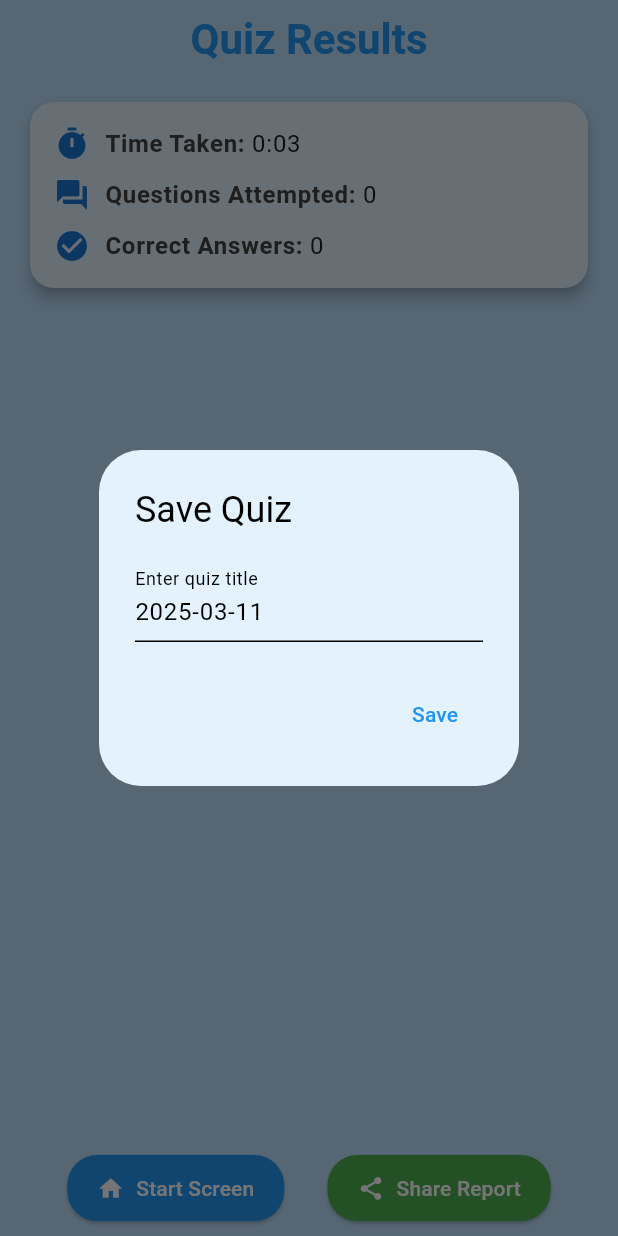
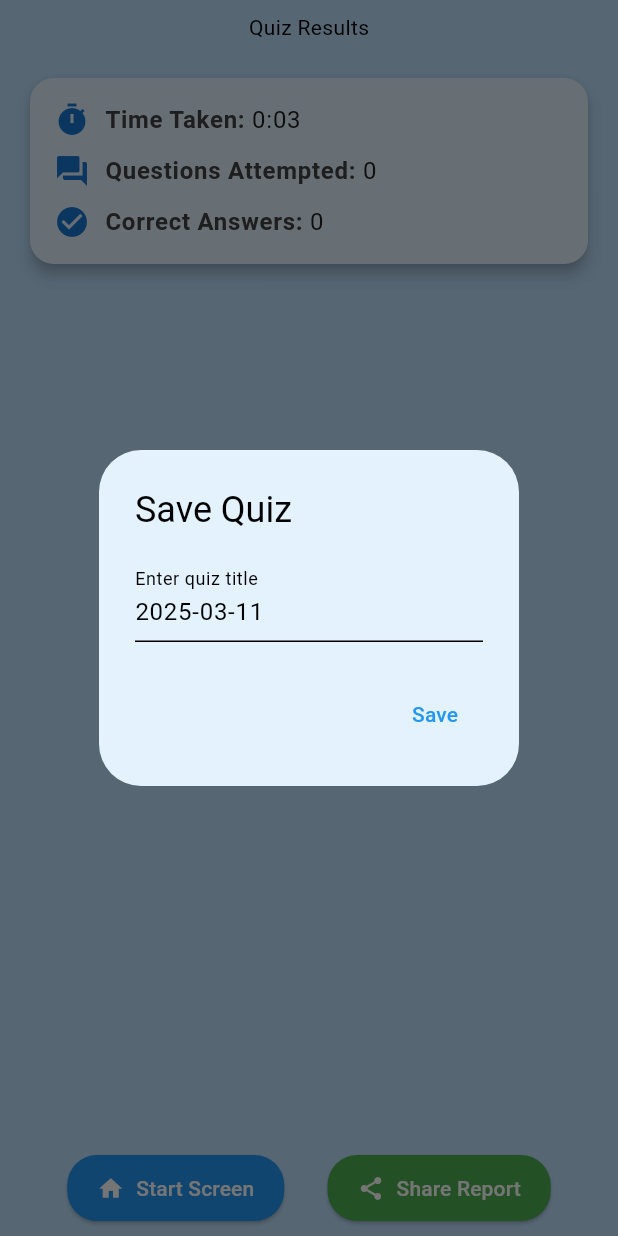
Before and after one commit to nzcv/QuickMath_Kids, a Flutter app: the screen it shows after launch, after a tap on "Start Oral Practice", after a tap on "Quit", after a tap on "Results", on a phone screen of 412 x 824 dp. Run offline on Flutter 3.47's test engine with Material 3 defaults, Android fonts, the phone set to English and light mode, and no system bars; our stand-ins replace confetti, firebase_core, flutter_riverpod, flutter_secure_storage, flutter_tts, in_app_purchase and 3 more; accounts and stored records are empty.

Commit message:
app theme added, bugs remaining

```diff
--- a/lib/app_theme.dart
+++ b/lib/app_theme.dart
@@ -82,7 +82,7 @@ class AppTheme {
         ),
       ),
       iconTheme: IconThemeData(
-        color: secondaryColor, // Blue icons when premium, gold when not
+        color: onSurfaceColor
       ),
       dividerColor: secondaryColor.withOpacity(0.3),
       scaffoldBackgroundColor: backgroundColor,
--- a/lib/screens/home_screen/home_page.dart
+++ b/lib/screens/home_screen/home_page.dart
@@ -144,11 +144,7 @@ class _StartScreenState extends ConsumerState<StartScreen> {
                       });
                       Navigator.pop(context);
                     },
-                    style: ElevatedButton.styleFrom(
-                      padding: const EdgeInsets.symmetric(horizontal: 20, vertical: 12),
-                      backgroundColor: Theme.of(context).colorScheme.primary,
-                    ),
-                    child: const Text('Confirm', style: TextStyle(color: Colors.black)),
+                    child: const Text('Confirm'),
                   ),
                 ],
               ),
@@ -172,16 +168,14 @@ class _StartScreenState extends ConsumerState<StartScreen> {
 
     return Scaffold(
       appBar: AppBar(
-        title: const Text('QuickMath Kids',
-            style: TextStyle(fontWeight: FontWeight.bold)),
-        backgroundColor: billingService.isPremium ? Colors.amber : Colors.blue,
+        title: const Text('QuickMath Kids'),
         actions: [
           IconButton(
             icon: _isRestoring
                 ? const SizedBox(
                     height: 20,
                     width: 20,
-                    child: CircularProgressIndicator(strokeWidth: 2, color: Colors.white),
+                    child: CircularProgressIndicator(strokeWidth: 2),
                   )
                 : const Icon(Icons.refresh),
             onPressed: _isRestoring
@@ -209,7 +203,6 @@ class _StartScreenState extends ConsumerState<StartScreen> {
         ],
       ),
       drawer: _buildDrawer(context),
-      backgroundColor: theme.colorScheme.surface,
       body: SingleChildScrollView(
         padding: const EdgeInsets.all(16.0),
         child: Column(
@@ -221,9 +214,6 @@ class _StartScreenState extends ConsumerState<StartScreen> {
             Text(
               "Choose an Operation and Start Practicing",
               style: TextStyle(
-                color: theme.brightness == Brightness.dark
-                    ? theme.colorScheme.onSurface
-                    : theme.colorScheme.onBackground,
                 fontSize: 20,
               ),
               textAlign: TextAlign.center,
@@ -265,19 +255,14 @@ class _StartScreenState extends ConsumerState<StartScreen> {
                 child: InputDecorator(
                   decoration: InputDecoration(
                     labelText: 'Session Time Limit',
-                    border: OutlineInputBorder(
-                      borderRadius: BorderRadius.circular(10),
+                    border: const OutlineInputBorder(
+                      borderRadius: BorderRadius.all(Radius.circular(10)),
                     ),
                   ),
                   child: Text(
                     _selectedTimeLimit != null
                         ? '${_selectedTimeLimit! ~/ 60} minute${_selectedTimeLimit! ~/ 60 == 1 ? '' : 's'}'
                         : 'No time limit',
-                    style: TextStyle(
-                      color: theme.brightness == Brightness.dark
-                          ? theme.colorScheme.onSurface
-                          : theme.colorScheme.onBackground,
-                    ),
                   ),
                 ),
               ),
@@ -285,23 +270,14 @@ class _StartScreenState extends ConsumerState<StartScreen> {
             const SizedBox(height: 40),
             ElevatedButton.icon(
               iconAlignment: IconAlignment.end,
-              icon: const Icon(Icons.arrow_forward, color: Colors.black),
+              icon: const Icon(Icons.arrow_forward, color: Colors.white,),
               onPressed: () {
                 widget.switchToPracticeScreen(
                     _selectedOperation, _selectedRange, _selectedTimeLimit);
               },
-              style: ElevatedButton.styleFrom(
-                padding:
-                    const EdgeInsets.symmetric(vertical: 12, horizontal: 20),
-                backgroundColor: theme.colorScheme.primary,
-                shape: RoundedRectangleBorder(
-                  borderRadius: BorderRadius.circular(10),
-                ),
-              ),
               label: Text(
                 'Start Oral Practice',
-                style: theme.textTheme.titleMedium
-                    ?.copyWith(color: Colors.black, fontSize: 16),
+                style: theme.textTheme.titleMedium,
               ),
             ),
             const SizedBox(height: 20),
@@ -329,14 +305,16 @@ class _StartScreenState extends ConsumerState<StartScreen> {
       child: ListView(
         padding: EdgeInsets.zero,
         children: [
-          const DrawerHeader(
-            decoration: BoxDecoration(color: Colors.blue),
-            child: Text('QuickMath Kids',
-                style: TextStyle(color: Colors.white, fontSize: 24)),
+          DrawerHeader(
+            decoration: BoxDecoration(
+              color: Theme.of(context).colorScheme.primary,
+            ),
+            child: const Text('QuickMath Kids',
+                style: TextStyle(fontSize: 24)),
           ),
           ListTile(
             leading: const Icon(Icons.settings),
-            title: const Text('Settings', style: TextStyle(color: Colors.grey)),
+            title: const Text('Settings'),
             onTap: () {
               Navigator.pop(context);
               Navigator.push(
@@ -347,7 +325,7 @@ class _StartScreenState extends ConsumerState<StartScreen> {
           ),
           ListTile(
             leading: const Icon(Icons.help_outline),
-            title: const Text('FAQ', style: TextStyle(color: Colors.grey)),
+            title: const Text('FAQ'),
             onTap: () {
               Navigator.pop(context);
               Navigator.push(
@@ -358,7 +336,7 @@ class _StartScreenState extends ConsumerState<StartScreen> {
           ),
           ListTile(
             leading: const Icon(Icons.help_outline),
-            title: const Text('How to use?', style: TextStyle(color: Colors.grey)),
+            title: const Text('How to use?'),
             onTap: () {
               Navigator.pop(context);
               Navigator.push(
--- a/lib/screens/practice_screen/practice_screen.dart
+++ b/lib/screens/practice_screen/practice_screen.dart
@@ -1,4 +1,3 @@
-// lib/screens/practice_screen/practice_screen.dart
 import 'package:flutter/material.dart';
 import 'package:QuickMath_Kids/question_logic/question_generator.dart';
 import 'package:QuickMath_Kids/screens/practice_screen/modals/quit_modal.dart';
@@ -44,7 +43,7 @@ class _PracticeScreenState extends State<PracticeScreen>
   List<bool> answeredCorrectly = [];
   List<Map<String, dynamic>> _wrongQuestions = [];
   bool _usedWrongQuestionThisSession = false;
-  bool _isInitialized = false; // New flag to track initialization
+  bool _isInitialized = false;
 
   int correctAnswer = 0;
   String resultText = '';
@@ -89,7 +88,7 @@ class _PracticeScreenState extends State<PracticeScreen>
     setState(() {
       _setInitialQuestion();
       _updateHintMessage();
-      _isInitialized = true; // Mark as initialized
+      _isInitialized = true;
     });
   }
 
@@ -122,14 +121,14 @@ class _PracticeScreenState extends State<PracticeScreen>
   }
 
   void _useWrongQuestion() {
-    if (_wrongQuestions.isNotEmpty) { // Safeguard against empty list
+    if (_wrongQuestions.isNotEmpty) {
       var question = _wrongQuestions[0];
       numbers = _parseQuestion(question['question']);
       correctAnswer = question['correctAnswer'];
       answerOptions = generateAnswerOptions(correctAnswer);
       _usedWrongQuestionThisSession = true;
     } else {
-      regenerateNumbers(); // Fallback if list becomes empty
+      regenerateNumbers();
     }
   }
 
@@ -258,51 +257,48 @@ class _PracticeScreenState extends State<PracticeScreen>
 
   @override
   Widget build(BuildContext context) {
-    final theme = Theme.of(context);
     int displayTime = widget.sessionTimeLimit != null
         ? (widget.sessionTimeLimit! - _quizTimer.secondsPassed)
         : _quizTimer.secondsPassed;
     if (widget.sessionTimeLimit != null && displayTime < 0) displayTime = 0;
 
     if (!_isInitialized) {
-      return Scaffold(
-        backgroundColor: theme.colorScheme.background,
-        body: const Center(child: CircularProgressIndicator()),
+      return const Scaffold(
+        body: Center(child: CircularProgressIndicator()),
       );
     }
 
     return Scaffold(
-      backgroundColor: theme.colorScheme.background,
       appBar: AppBar(
         elevation: 0,
-        backgroundColor: theme.appBarTheme.backgroundColor,
-        title: Text('Practice',
-            style: TextStyle(
-                color: theme.appBarTheme.titleTextStyle?.color,
-                fontWeight: FontWeight.bold)),
+        title: const Text('Practice'),
         actions: [
           Padding(
             padding: const EdgeInsets.all(8.0),
             child: ElevatedButton.icon(
               onPressed: _showQuitDialog,
-              icon: const Icon(Icons.exit_to_app_rounded, color: Colors.white),
-              label: const Text('Quit', style: TextStyle(color: Colors.white)),
+              icon: const Icon(Icons.exit_to_app_rounded),
+              label: const Text('Quit'),
               style: ElevatedButton.styleFrom(
-                  backgroundColor: Colors.red[700],
-                  shape: RoundedRectangleBorder(
-                      borderRadius: BorderRadius.circular(20))),
+                backgroundColor: Colors.red[700],
+                shape: RoundedRectangleBorder(
+                  borderRadius: BorderRadius.circular(20),
+                ),
+              ),
             ),
           ),
           Padding(
             padding: const EdgeInsets.all(8.0),
             child: ElevatedButton.icon(
               onPressed: endQuiz,
-              icon: const Icon(Icons.assessment, color: Colors.white),
-              label: const Text('Results', style: TextStyle(color: Colors.white)),
+              icon: const Icon(Icons.assessment),
+              label: const Text('Results'),
               style: ElevatedButton.styleFrom(
-                  backgroundColor: Colors.green[700],
-                  shape: RoundedRectangleBorder(
-                      borderRadius: BorderRadius.circular(20))),
+                backgroundColor: Colors.green[700],
+                shape: RoundedRectangleBorder(
+                  borderRadius: BorderRadius.circular(20),
+                ),
+              ),
             ),
           ),
         ],
@@ -332,18 +328,15 @@ class _PracticeScreenState extends State<PracticeScreen>
                       ElevatedButton(
                         onPressed: _triggerTTSSpeech,
                         style: ElevatedButton.styleFrom(
-                          backgroundColor: theme.colorScheme.primary,
                           shape: const CircleBorder(),
                           padding: const EdgeInsets.all(24),
                           elevation: 8,
                         ),
-                        child: const Icon(Icons.record_voice_over,
-                            size: 100, color: Colors.white),
+                        child: const Icon(Icons.record_voice_over, size: 100),
                       ),
                       const SizedBox(height: 32),
                       Container(
                         decoration: BoxDecoration(
-                          color: theme.colorScheme.surface,
                           borderRadius: BorderRadius.circular(20),
                           boxShadow: [
                             BoxShadow(
--- a/lib/screens/result_screen/result_screen.dart
+++ b/lib/screens/result_screen/result_screen.dart
@@ -154,7 +154,6 @@ class _ResultScreenState extends State<ResultScreen>
         ScaffoldMessenger.of(context).showSnackBar(
           SnackBar(
             content: Text('Error sharing PDF: ${e.toString()}'),
-            backgroundColor: Theme.of(context).colorScheme.error,
           ),
         );
       }
@@ -169,7 +168,6 @@ class _ResultScreenState extends State<ResultScreen>
     int correctAnswers = widget.answeredCorrectly.where((correct) => correct).length;
 
     return Scaffold(
-      backgroundColor: theme.colorScheme.background,
       body: SafeArea(
         child: Padding(
           padding: const EdgeInsets.symmetric(horizontal: 16.0, vertical: 8.0),
@@ -182,21 +180,12 @@ class _ResultScreenState extends State<ResultScreen>
                   widget.isFromHistory && _quizTitle != null
                       ? 'Quiz Results - $_quizTitle'
                       : 'Quiz Results',
-                  style: theme.textTheme.headlineMedium?.copyWith(
-                    color: theme.colorScheme.primary,
-                    fontWeight: FontWeight.bold,
-                  ),
                 ),
               ),
               const SizedBox(height: 20),
               FadeTransition(
                 opacity: _fadeAnimation,
                 child: Card(
-                  elevation: 4,
-                  color: theme.colorScheme.surface,
-                  shape: RoundedRectangleBorder(
-                    borderRadius: BorderRadius.circular(16),
-                  ),
                   child: Padding(
                     padding: const EdgeInsets.all(16.0),
                     child: Column(
@@ -236,7 +225,6 @@ class _ResultScreenState extends State<ResultScreen>
                           child: Text(
                             'No questions attended!',
                             style: theme.textTheme.bodyLarge?.copyWith(
-                              color: theme.colorScheme.error,
                               fontSize: 18,
                               fontStyle: FontStyle.italic,
                             ),
@@ -245,24 +233,15 @@ class _ResultScreenState extends State<ResultScreen>
                       )
                     : ListView.separated(
                         itemCount: widget.answeredQuestions.length,
-                        separatorBuilder: (context, index) =>
-                            Divider(height: 1, color: theme.dividerColor),
+                        separatorBuilder: (context, index) => const Divider(height: 1),
                         itemBuilder: (context, index) {
                           return ListTile(
                             leading: Icon(
                               widget.answeredCorrectly[index]
                                   ? Icons.check_circle
                                   : Icons.cancel,
-                              color: widget.answeredCorrectly[index]
-                                  ? theme.colorScheme.primary
-                                  : theme.colorScheme.error,
                             ),
-                            title: Text(
-                              widget.answeredQuestions[index],
-                              style: theme.textTheme.bodyLarge?.copyWith(
-                                color: theme.colorScheme.onSurface,
-                              ),
-                            ),
+                            title: Text(widget.answeredQuestions[index]),
                           );
                         },
                       ),
@@ -272,30 +251,15 @@ class _ResultScreenState extends State<ResultScreen>
                 mainAxisAlignment: MainAxisAlignment.spaceEvenly,
                 children: [
                   ElevatedButton.icon(
-                    icon: Icon(Icons.home, color: theme.colorScheme.onPrimary),
+                    icon: const Icon(Icons.home),
                     onPressed: () => widget.switchToStartScreen(),
-                    style: ElevatedButton.styleFrom(
-                      backgroundColor: theme.colorScheme.primary,
-                      foregroundColor: theme.colorScheme.onPrimary,
-                      padding: const EdgeInsets.symmetric(
-                          vertical: 12, horizontal: 20),
-                      shape: RoundedRectangleBorder(
-                        borderRadius: BorderRadius.circular(20),
-                      ),
-                    ),
                     label: const Text('Start Screen'),
                   ),
                   ElevatedButton.icon(
-                    icon: Icon(Icons.share, color: theme.colorScheme.onPrimary),
+                    icon: const Icon(Icons.share),
                     onPressed: _sharePDFReport,
                     style: ElevatedButton.styleFrom(
                       backgroundColor: Colors.green,
-                      foregroundColor: theme.colorScheme.onSecondary,
-                      padding: const EdgeInsets.symmetric(
-                          vertical: 12, horizontal: 20),
-                      shape: RoundedRectangleBorder(
-                        borderRadius: BorderRadius.circular(20),
-                      ),
                     ),
                     label: const Text('Share Report'),
                   ),
```
